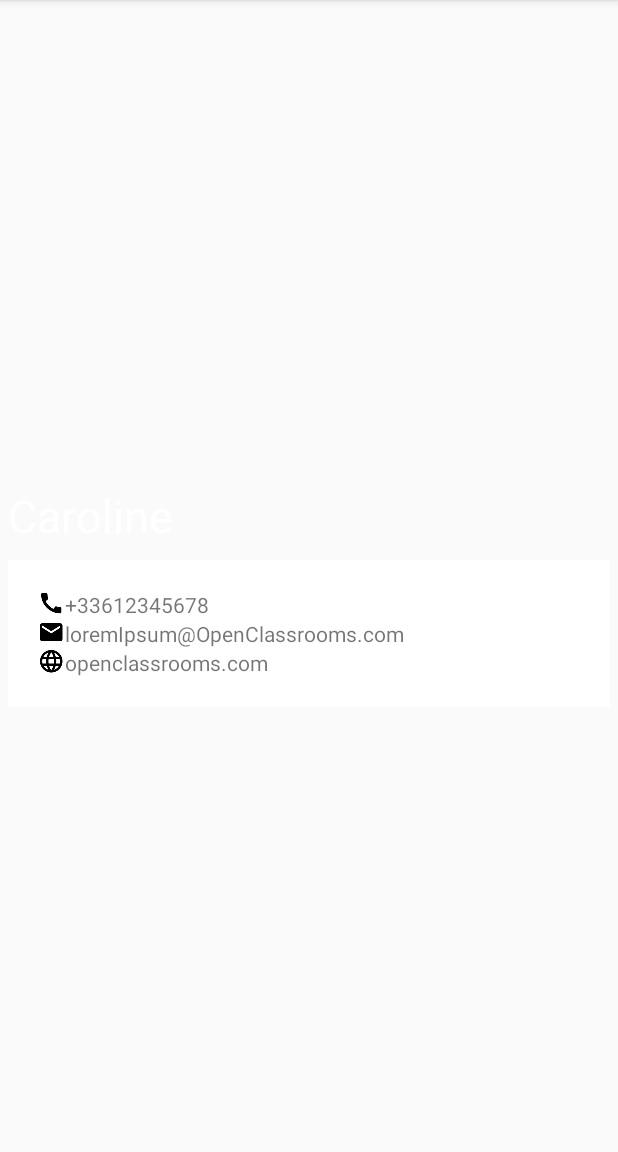
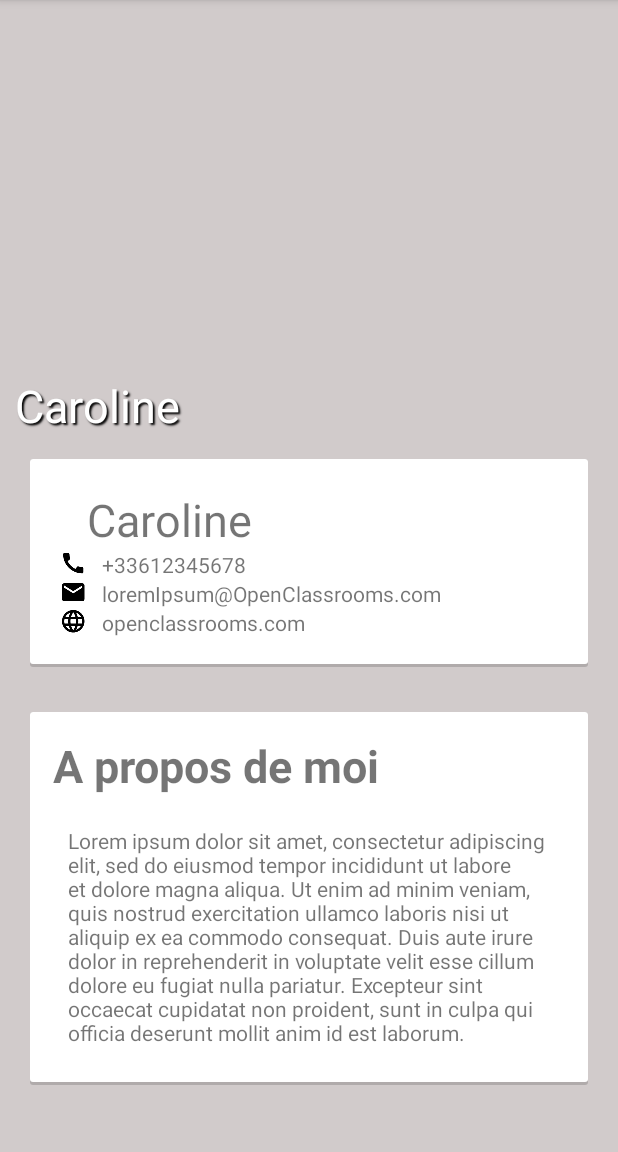
Before and after one commit to eidonia/Entrevoisins, an Android app: the NeighbourPage screen opened directly, with no data from a screen before it, on a phone screen of 412 x 824 dp, the part 84-1236 px from its top. Run offline under Robolectric (Android 15) with nearby library versions, the phone set to English and light mode, and no system bars; pictures from the network do not load.

Commit message:
1er Commit. Mis en place de la page de présentation du voisin sur lequel on clique dans le recyclerView

```diff
--- a/app/src/main/java/com/openclassrooms/entrevoisins/neighbour_page/NeighbourPage.java
+++ b/app/src/main/java/com/openclassrooms/entrevoisins/neighbour_page/NeighbourPage.java
@@ -17,7 +17,7 @@ import java.util.List;
 
 public class NeighbourPage extends AppCompatActivity {
 
-    TextView textName;
+    TextView textName, gridNom;
     ImageView imageAvatar;
 
     List<Neighbour> listNeighbour;
@@ -42,6 +42,9 @@ public class NeighbourPage extends AppCompatActivity {
        imageAvatar = findViewById(R.id.imageAvatar);
        Glide.with(NeighbourPage.this).load(neighbour.getAvatarUrl()).into(imageAvatar);
 
+       gridNom = findViewById(R.id.gridNom);
+       gridNom.setText(neighbour.getName());
+
 
     }
 }
--- /dev/null
+++ b/app/src/main/res/drawable/border_line.xml
@@ -0,0 +1,20 @@
+<?xml version="1.0" encoding="utf-8"?>
+<layer-list xmlns:android="http://schemas.android.com/apk/res/android">
+    <item>
+        <shape android:shape="rectangle">
+            <solid android:color="#546E6C6C"/>
+            <corners android:radius="2dp" />
+        </shape>
+    </item>
+
+    <item
+        android:left="0dp"
+        android:right="0dp"
+        android:top="0dp"
+        android:bottom="2dp">
+        <shape android:shape="rectangle">
+            <solid android:color="@android:color/white"/>
+            <corners android:radius="2dp" />
+        </shape>
+    </item>
+</layer-list>
--- a/app/src/main/res/layout/activity_neighbour_page.xml
+++ b/app/src/main/res/layout/activity_neighbour_page.xml
@@ -8,46 +8,73 @@
 
     <FrameLayout
         android:layout_width="match_parent"
-        android:layout_height="wrap_content"
-        android:layout_marginBottom="273dp"
+        android:layout_height="match_parent"
+        android:background="#D1CBCB"
         android:orientation="vertical"
-        android:padding="5dp"
-        app:layout_constraintBottom_toBottomOf="parent"
-        app:layout_constraintEnd_toEndOf="parent"
-        app:layout_constraintStart_toStartOf="parent"
-        app:layout_constraintTop_toTopOf="parent">
+        tools:ignore="MissingConstraints">
 
         <ImageView
             android:id="@+id/imageAvatar"
             android:layout_width="match_parent"
             android:layout_height="wrap_content" />
 
+
+        <ScrollView
+            android:layout_width="match_parent"
+            android:layout_height="match_parent">
+
+            <LinearLayout
+                android:layout_width="match_parent"
+                android:layout_height="wrap_content"
+                android:orientation="vertical">
+
                 <TextView
                     android:id="@+id/textName"
                     android:layout_width="match_parent"
                     android:layout_height="wrap_content"
-            android:layout_marginTop="300dp"
+                    android:layout_marginTop="250dp"
+                    android:paddingStart="10dp"
                     android:textColor="@android:color/white"
-            android:textSize="30sp" />
+                    android:textSize="30sp"
+                    android:shadowColor="@android:color/black"
+                    android:shadowDx="2"
+                    android:shadowDy="2"
+                    android:shadowRadius="1"/>
+
 
                 <LinearLayout
                     android:layout_width="match_parent"
-            android:layout_height="wrap_content"
-            android:layout_marginTop="350dp"
-            android:background="@android:color/white">
+                    android:layout_height="match_parent"
+                    android:background="#D1CBCB"
+                    android:orientation="vertical">
 
                     <GridLayout
                         android:layout_width="match_parent"
                         android:layout_height="wrap_content"
+                        android:layout_gravity="center_horizontal"
+                        android:layout_marginStart="20dp"
+                        android:layout_marginEnd="20dp"
+                        android:layout_marginTop="15dp"
+                        android:layout_marginBottom="30dp"
+                        android:padding="20dp"
+                        android:background="@drawable/border_line"
                         android:columnCount="2"
-                android:padding="20dp"
-                android:rowCount="3">
+                        android:rowCount="4">
+
+                        <TextView
+                            android:layout_width="wrap_content"
+                            android:layout_height="wrap_content"
+                            android:layout_row="0"
+                            android:layout_column="1"
+                            android:id="@+id/gridNom"
+                            android:textSize="30sp"/>
+
 
                         <ImageView
                             android:id="@+id/imagePhone"
                             android:layout_width="wrap_content"
                             android:layout_height="wrap_content"
-                    android:layout_row="0"
+                            android:layout_row="1"
                             android:layout_column="0"
                             android:src="@drawable/baseline_call_black_18" />
 
@@ -55,15 +82,16 @@
                             android:id="@+id/textPhone"
                             android:layout_width="match_parent"
                             android:layout_height="wrap_content"
-                    android:layout_row="0"
+                            android:layout_row="1"
                             android:layout_column="1"
+                            android:paddingStart="10dp"
                             android:text="+33612345678" />
 
                         <ImageView
                             android:id="@+id/imageMail"
                             android:layout_width="wrap_content"
                             android:layout_height="wrap_content"
-                    android:layout_row="1"
+                            android:layout_row="2"
                             android:layout_column="0"
                             android:src="@drawable/baseline_email_black_18" />
 
@@ -71,15 +99,16 @@
                             android:id="@+id/textMail"
                             android:layout_width="match_parent"
                             android:layout_height="wrap_content"
-                    android:layout_row="1"
+                            android:layout_row="2"
                             android:layout_column="1"
+                            android:paddingStart="10dp"
                             android:text="loremIpsum@OpenClassrooms.com" />
 
                         <ImageView
                             android:id="@+id/imageWebSite"
                             android:layout_width="wrap_content"
                             android:layout_height="wrap_content"
-                    android:layout_row="2"
+                            android:layout_row="3"
                             android:layout_column="0"
                             android:src="@drawable/round_language_black_18" />
 
@@ -87,16 +116,44 @@
                             android:id="@+id/textWebSite"
                             android:layout_width="match_parent"
                             android:layout_height="wrap_content"
-                    android:layout_row="2"
+                            android:layout_row="3"
                             android:layout_column="1"
+                            android:paddingStart="10dp"
                             android:text="openclassrooms.com" />
 
 
                     </GridLayout>
 
+                    <LinearLayout
+                        android:layout_width="match_parent"
+                        android:layout_height="wrap_content"
+                        android:layout_gravity="center_horizontal"
+                        android:layout_marginStart="20dp"
+                        android:layout_marginEnd="20dp"
+                        android:background="@drawable/border_line"
+                        android:orientation="vertical"
+                        android:padding="15dp">
+
+                        <TextView
+                            android:id="@+id/textTitreAbout"
+                            android:layout_width="match_parent"
+                            android:layout_height="wrap_content"
+                            android:layout_marginBottom="10dp"
+                            android:text="A propos de moi"
+                            android:textSize="30sp"
+                            android:textStyle="bold" />
+
+                        <TextView
+                            android:layout_width="match_parent"
+                            android:layout_height="wrap_content"
+                            android:layout_gravity="center_horizontal"
+                            android:layout_margin="10dp"
+                            android:text="@string/lorem_ipsum" />
+
 
                     </LinearLayout>
-
-
+                </LinearLayout>
+            </LinearLayout>
+        </ScrollView>
     </FrameLayout>
 </android.support.constraint.ConstraintLayout>
--- a/app/src/main/res/values/strings.xml
+++ b/app/src/main/res/values/strings.xml
@@ -2,4 +2,5 @@
     <string name="app_name">Entrevoisins</string>
     <string name="tab_neighbour_title">My neighbours</string>
     <string name="tab_favorites_title">Favorites</string>
+    <string name="lorem_ipsum">Lorem ipsum dolor sit amet, consectetur adipiscing elit, sed do eiusmod tempor incididunt ut labore et dolore magna aliqua. Ut enim ad minim veniam, quis nostrud exercitation ullamco laboris nisi ut aliquip ex ea commodo consequat. Duis aute irure dolor in reprehenderit in voluptate velit esse cillum dolore eu fugiat nulla pariatur. Excepteur sint occaecat cupidatat non proident, sunt in culpa qui officia deserunt mollit anim id est laborum.</string>
 </resources>
```
Lines whose indentation alone changed are shown as unchanged.
